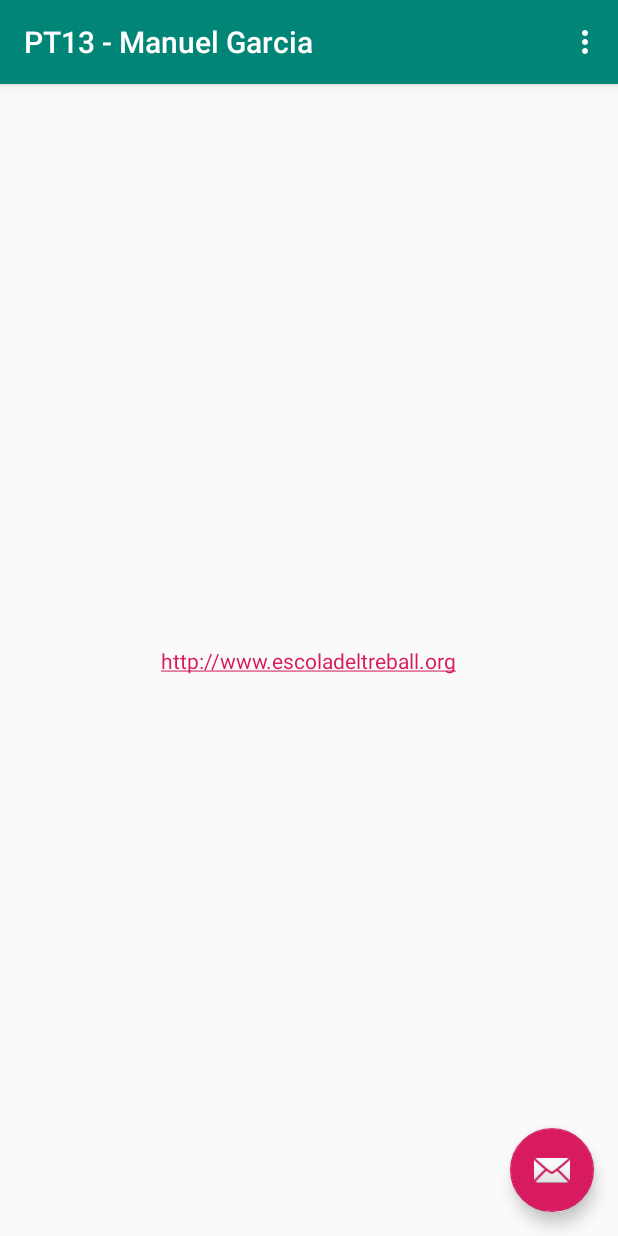
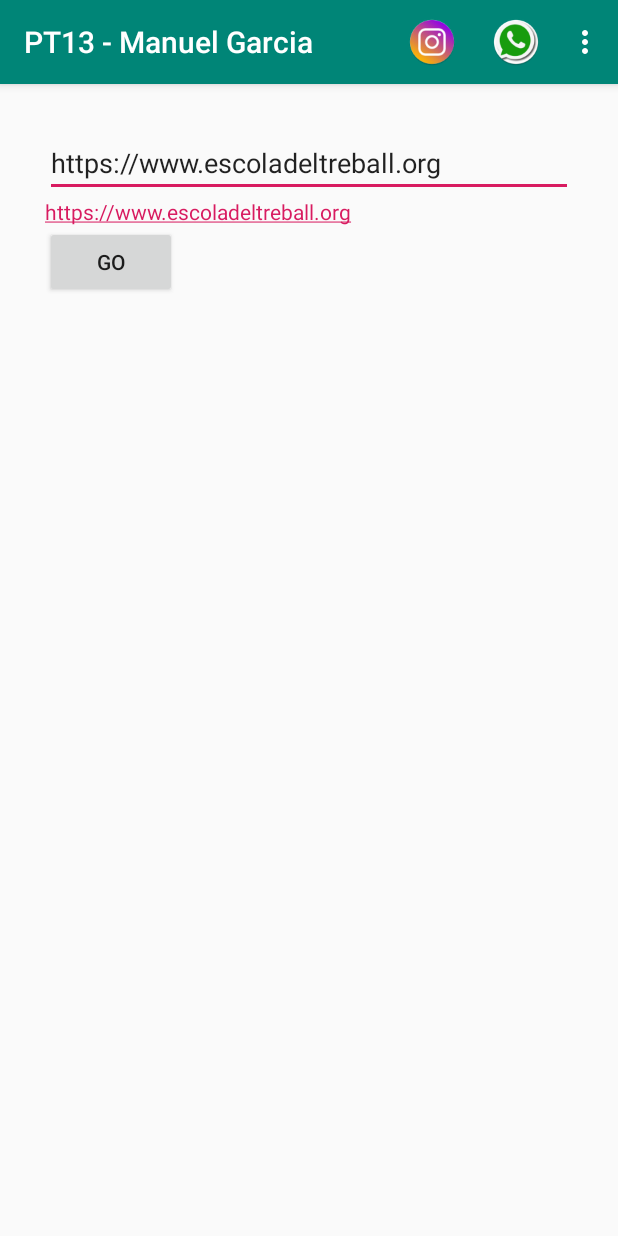
Before and after one commit to MGMepk/PT13B, an Android app: the screen it shows after launch (MainActivity), on a phone screen of 412 x 824 dp. Run offline under Robolectric (Android 15) with nearby library versions, the phone set to English and light mode, and no system bars.

Commit message:
NavegadorPropi i Logos

```diff
--- a/app/src/main/res/layout/activity_main.xml
+++ b/app/src/main/res/layout/activity_main.xml
@@ -22,12 +22,4 @@
 
     <include layout="@layout/content_main" />
 
-    <com.google.android.material.floatingactionbutton.FloatingActionButton
-        android:id="@+id/fab"
-        android:layout_width="wrap_content"
-        android:layout_height="wrap_content"
-        android:layout_gravity="bottom|end"
-        android:layout_margin="@dimen/fab_margin"
-        app:srcCompat="@android:drawable/ic_dialog_email" />
-
 </androidx.coordinatorlayout.widget.CoordinatorLayout>
--- a/app/src/main/res/layout/content_main.xml
+++ b/app/src/main/res/layout/content_main.xml
@@ -1,21 +1,34 @@
 <?xml version="1.0" encoding="utf-8"?>
-<androidx.constraintlayout.widget.ConstraintLayout xmlns:android="http://schemas.android.com/apk/res/android"
+<LinearLayout xmlns:android="http://schemas.android.com/apk/res/android"
     xmlns:app="http://schemas.android.com/apk/res-auto"
     xmlns:tools="http://schemas.android.com/tools"
     android:layout_width="match_parent"
     android:layout_height="match_parent"
+    android:orientation="vertical"
+    android:padding="30dp"
     app:layout_behavior="@string/appbar_scrolling_view_behavior"
     tools:context=".MainActivity"
     tools:showIn="@layout/activity_main">
+
+    <EditText
+        android:id="@+id/url"
+        android:layout_width="match_parent"
+        android:layout_height="wrap_content"
+        android:text="https://www.escoladeltreball.org"
+        tools:ignore="MissingConstraints" />
+
 
     <TextView
         android:layout_width="wrap_content"
         android:layout_height="wrap_content"
         android:autoLink="web"
-        android:text="@string/url"
-        app:layout_constraintBottom_toBottomOf="parent"
-        app:layout_constraintLeft_toLeftOf="parent"
-        app:layout_constraintRight_toRightOf="parent"
-        app:layout_constraintTop_toTopOf="parent" />
+        android:text="@string/url" />
 
-</androidx.constraintlayout.widget.ConstraintLayout>
+    <Button
+        android:id="@+id/go"
+        android:layout_width="wrap_content"
+        android:layout_height="wrap_content"
+        android:onClick="onSendURL"
+        android:text="@string/go" />
+
+</LinearLayout>
--- a/app/src/main/res/menu/menu_main.xml
+++ b/app/src/main/res/menu/menu_main.xml
@@ -7,4 +7,19 @@
         android:orderInCategory="100"
         android:title="@string/action_settings"
         app:showAsAction="never" />
+
+    <item
+        android:id="@+id/menuInsta"
+        android:icon="@mipmap/ig_logo"
+        android:orderInCategory="100"
+        android:title="@string/ig"
+        app:showAsAction="ifRoom" />
+
+    <item
+        android:id="@+id/menuWhats"
+        android:icon="@mipmap/whats_logo"
+        android:orderInCategory="100"
+        android:title="@string/ig"
+        app:showAsAction="ifRoom" />
+
 </menu>
--- a/app/src/main/res/values/strings.xml
+++ b/app/src/main/res/values/strings.xml
@@ -1,5 +1,7 @@
 <resources>
     <string name="app_name">PT13 - Manuel Garcia</string>
     <string name="action_settings">Settings</string>
-    <string name="url">http://www.escoladeltreball.org</string>
+    <string name="url">https://www.escoladeltreball.org</string>
+    <string name="ig">Instagram</string>
+    <string name="go">GO</string>
 </resources>
```
Also changed, not shown: app/src/main/AndroidManifest.xml (+18 -3 lines), app/src/main/java/com/manuelgarcia/pt13b/MainActivity.java (+39 -11 lines), app/src/main/java/com/manuelgarcia/pt13b/NavegadorPropi.java (added, +57 -0 lines), app/src/main/res/layout/activity_navegador_propi.xml (added, +20 -0 lines), app/src/main/ig_logo-web.png (added), app/src/main/res/mipmap-hdpi/ig_logo.png (added), app/src/main/res/mipmap-hdpi/whats_logo.png (added), app/src/main/res/mipmap-mdpi/ig_logo.png (added), app/src/main/res/mipmap-mdpi/whats_logo.png (added), app/src/main/res/mipmap-xhdpi/ig_logo.png (added), app/src/main/res/mipmap-xhdpi/whats_logo.png (added), app/src/main/res/mipmap-xxhdpi/ig_logo.png (added), app/src/main/res/mipmap-xxhdpi/whats_logo.png (added), app/src/main/res/mipmap-xxxhdpi/ig_logo.png (added), 2 more files.
